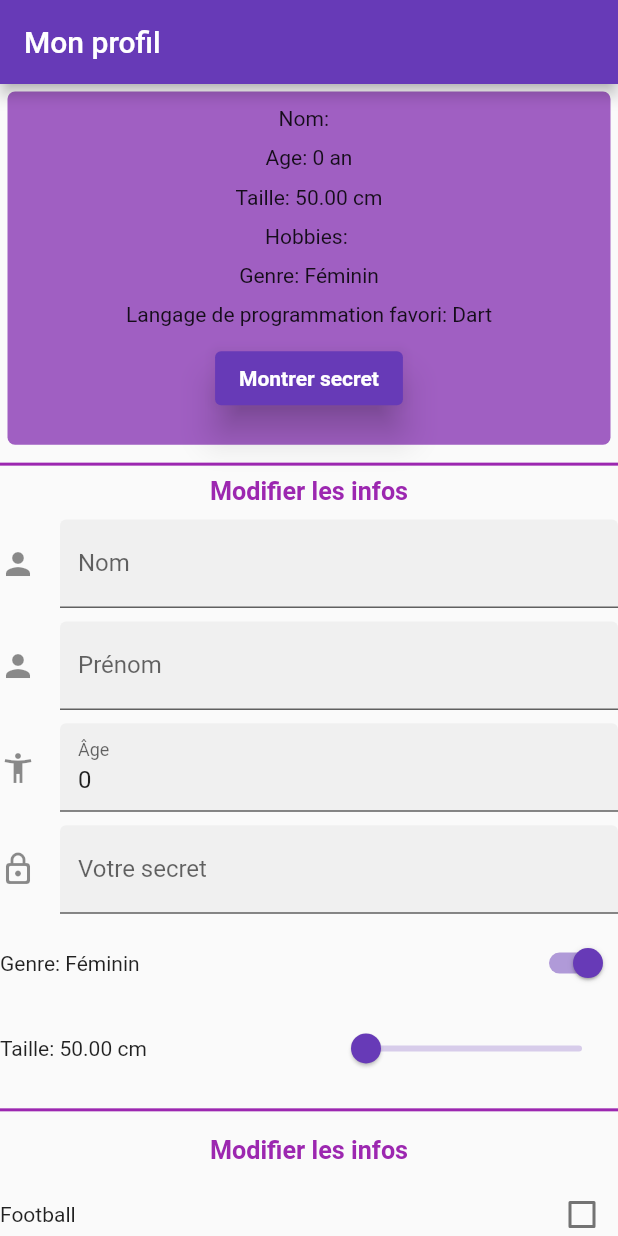
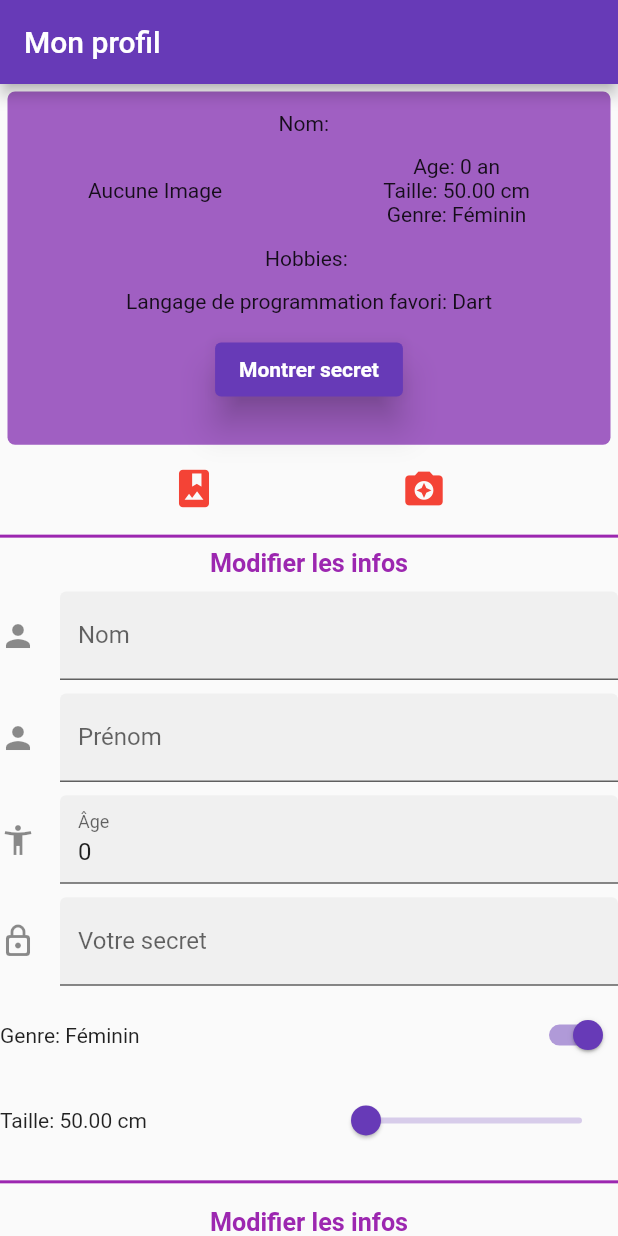
Before and after one commit to Kaidev21/exoInteractifsFlutter, a Flutter app: the screen it shows after launch, on a phone screen of 412 x 824 dp. Run offline on Flutter 3.47's test engine with Material 2 defaults, Android fonts, the light colour scheme and no system bars; our stand-ins replace image_picker.

Commit message:
Ajout des fonctionnalités de ImagePicker, erreur d'affichage de l'image à corriger

```diff
--- a/lib/profile.dart
+++ b/lib/profile.dart
@@ -40,7 +40,7 @@ class Profile {
     } else {
       toHobbiesString = "";
       hobbies.forEach((hobbie) {
-        toHobbiesString += '$hobbies, ';
+        toHobbiesString = '$hobbies, ';
       });
       return toHobbiesString;
     }
--- a/lib/profile_page.dart
+++ b/lib/profile_page.dart
@@ -1,4 +1,7 @@
+import 'dart:io';
+
 import 'package:flutter/material.dart';
+import 'package:image_picker/image_picker.dart';
 
 import 'profile.dart';
 
@@ -7,6 +10,9 @@ class ProfilePage extends StatefulWidget {
 }
 
 class ProfilePageState extends State<ProfilePage> {
+
+  final ImagePicker _picker = ImagePicker();
+  XFile? image;
 
   Profile myProfile = Profile();
   late TextEditingController surnameController;
@@ -58,6 +64,27 @@ class ProfilePageState extends State<ProfilePage> {
               Padding(
                 padding: const EdgeInsets.all(5),
                 child: informations(width/0.2, height/3.5),
+              ),
+              Row(
+                mainAxisAlignment: MainAxisAlignment.spaceEvenly,
+                children: [
+                  IconButton(
+                    icon: Icon(Icons.photo_album),
+                    color: Colors.red,
+                    iconSize: 30,
+                    onPressed: () {
+                      pickImage(ImageSource.gallery);
+                    },
+                  ),
+                  IconButton(
+                    icon: Icon(Icons.camera_enhance),
+                    color: Colors.red,
+                    iconSize: 30,
+                    onPressed: () {
+                      pickImage(ImageSource.camera);
+                    },
+                  ),
+                ],
               ),
               const Divider(
                 thickness: 2,
@@ -230,10 +257,24 @@ class ProfilePageState extends State<ProfilePage> {
         mainAxisAlignment: MainAxisAlignment.spaceEvenly,
         children: [
           Text("Nom: ${myProfile.setName()}"),
-          Text("Age: " + myProfile.setAge()),
-          Text("Taille: " + myProfile.setHeight()),
+          Row(
+            mainAxisSize: MainAxisSize.max,
+            mainAxisAlignment: MainAxisAlignment.spaceAround,
+            children: [
+              (image == null) ? Text("Aucune Image") :
+              Image.file(image as File, height: height/7),
+              Column(
+                children: [
+                  Text("Age: " + myProfile.setAge()),
+                  Text("Taille: " + myProfile.setHeight()),
+                  Text("Genre: " + myProfile.genderString()),
+                ],
+              )
+            ],
+          ),
+
           Text("Hobbies: " + myProfile.setHobbies()),
-          Text("Genre: " + myProfile.genderString()),
+
           Text("Langage de programmation favori: " + myProfile.favoriteLang),
           ElevatedButton(
             onPressed: () {
@@ -305,4 +346,14 @@ class ProfilePageState extends State<ProfilePage> {
     );
   }
 
+  Future pickImage(ImageSource source) async {
+     XFile? pickedImage = await _picker.pickImage(source: source);
+     if(image == null) {
+       print("Nous n'avons pas pu récupérer d'image");
+     } else {
+       image = pickedImage;
+       print(image?.name);
+     }
+  }
+
 }
--- a/pubspec.yaml
+++ b/pubspec.yaml
@@ -29,7 +29,7 @@ environment:
 dependencies:
   flutter:
     sdk: flutter
-
+  image_picker: ^0.8.5+3
 
   # The following adds the Cupertino Icons font to your application.
   # Use with the CupertinoIcons class for iOS style icons.
```
Also changed, not shown: pubspec.lock.
